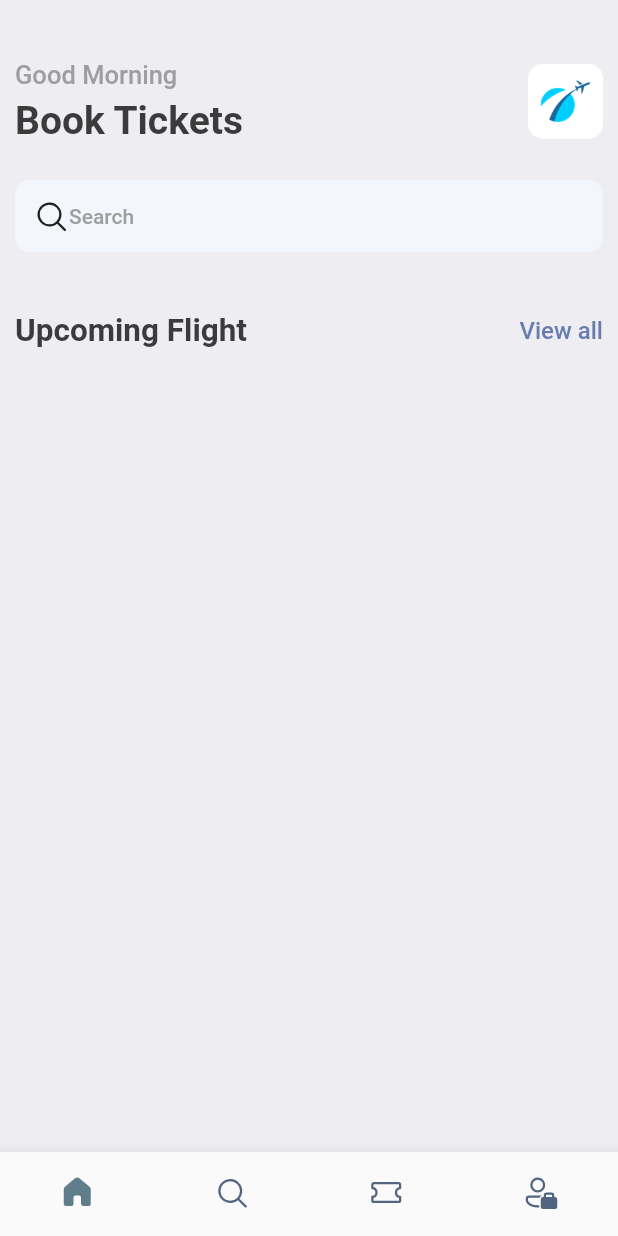
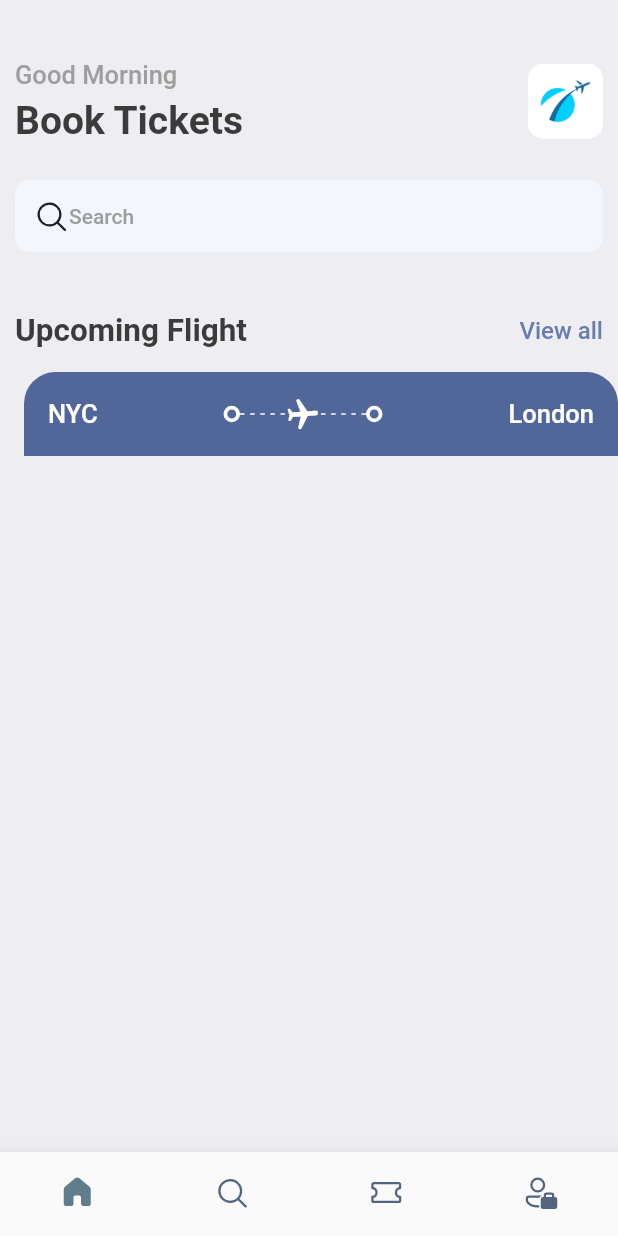
Before and after one commit to its-asaduzzaman/air_ticket_flutter, a Flutter app: the screen it shows after launch, on a phone screen of 412 x 824 dp. Run offline on Flutter 3.47's test engine with Material 2 defaults, Android fonts, the phone set to English and light mode, and no system bars; our stand-ins replace fluentui_icons, gap.

Commit message:
widget overlapping and cool design

```diff
--- a/lib/screens/home_screen.dart
+++ b/lib/screens/home_screen.dart
@@ -1,3 +1,4 @@
+import 'package:air_ticket_flutter/screens/ticket_view.dart';
 import 'package:fluentui_icons/fluentui_icons.dart';
 import 'package:flutter/material.dart';
 import 'package:air_ticket_flutter/utils/app_style.dart';
@@ -56,8 +57,11 @@ class HomeScreen extends StatelessWidget {
                   ),
                   child: Row(
                     children: [
-                     const Icon(FluentSystemIcons.ic_fluent_search_regular),
-                      Text('Search',style: Styles.headLineStyle4,)
+                      const Icon(FluentSystemIcons.ic_fluent_search_regular),
+                      Text(
+                        'Search',
+                        style: Styles.headLineStyle4,
+                      )
                     ],
                   ),
                 ),
@@ -65,14 +69,26 @@ class HomeScreen extends StatelessWidget {
                 Row(
                   mainAxisAlignment: MainAxisAlignment.spaceBetween,
                   children: [
-                    Text('Upcoming Flight', style: Styles.headLineStyle2,),
-                    InkWell(onTap: (){}, child: Text('View all',style: Styles.textStyle.copyWith(color: Styles.primaryColor,),),),
+                    Text(
+                      'Upcoming Flight',
+                      style: Styles.headLineStyle2,
+                    ),
+                    InkWell(
+                      onTap: () {},
+                      child: Text(
+                        'View all',
+                        style: Styles.textStyle.copyWith(
+                          color: Styles.primaryColor,
+                        ),
+                      ),
+                    ),
                   ],
                 ),
               ],
             ),
           ),
-
+          const Gap(15),
+          TicketView(),
         ],
       ),
     );
--- a/lib/screens/ticket_view.dart
+++ b/lib/screens/ticket_view.dart
@@ -1,5 +1,8 @@
 import 'package:air_ticket_flutter/utils/app_layout.dart';
 import 'package:flutter/material.dart';
+import 'package:air_ticket_flutter/utils/app_style.dart';
+
+import '../widgets/thick_container.dart';
 
 class TicketView extends StatelessWidget {
   const TicketView({Key? key}) : super(key: key);
@@ -8,8 +11,91 @@ class TicketView extends StatelessWidget {
   Widget build(BuildContext context) {
     final size = AppLayout.getSize(context);
     return SizedBox(
-      width:size.width,
+      width: size.width,
       height: 200,
+      child: Container(
+        margin: EdgeInsets.only(
+          left: 16,
+        ),
+        child: Column(
+          children: [
+            Container(
+              decoration: BoxDecoration(
+                color: const Color(0xFF526799),
+                borderRadius: const BorderRadius.only(
+                  topLeft: Radius.circular(21),
+                  topRight: Radius.circular(21),
+                ),
+              ),
+              padding: const EdgeInsets.all(16),
+              child: Column(
+                children: [
+                  Row(
+                    children: [
+                      Text(
+                        'NYC',
+                        style:
+                            Styles.headLineStyle3.copyWith(color: Colors.white),
+                      ),
+                      const Spacer(),
+                      ThickContainer(),
+                      Expanded(
+                        child: Stack(
+                          children: [
+                            SizedBox(
+                              height: 24,
+                              child: LayoutBuilder(
+                                builder: (BuildContext context,
+                                    BoxConstraints constraints) {
+                                  return Flex(
+                                    direction: Axis.horizontal,
+                                    mainAxisAlignment:
+                                        MainAxisAlignment.spaceBetween,
+                                    mainAxisSize: MainAxisSize.max,
+                                    children: List.generate(
+                                      (constraints.constrainWidth() / 6)
+                                          .floor(),
+                                      (index) => const SizedBox(
+                                        width: 3,
+                                        height: 1,
+                                        child: DecoratedBox(
+                                          decoration: BoxDecoration(
+                                            color: Colors.white,
+                                          ),
+                                        ),
+                                      ),
+                                    ),
+                                  );
+                                },
+                              ),
+                            ),
+                            Center(
+                              child: Transform.rotate(
+                                angle: 1.5,
+                                child: Icon(
+                                  Icons.local_airport_rounded,
+                                  color: Colors.white,
+                                ),
+                              ),
+                            ),
+                          ],
+                        ),
+                      ),
+                      ThickContainer(),
+                      const Spacer(),
+                      Text(
+                        'London',
+                        style:
+                            Styles.headLineStyle3.copyWith(color: Colors.white),
+                      )
+                    ],
+                  )
+                ],
+              ),
+            )
+          ],
+        ),
+      ),
     );
   }
 }
--- a/lib/utils/app_layout.dart
+++ b/lib/utils/app_layout.dart
@@ -1,7 +1,7 @@
 import 'package:flutter/material.dart';
 
-class AppLayout{
-  static getSize(BuildContext context){
+class AppLayout {
+  static getSize(BuildContext context) {
     return MediaQuery.of(context).size;
   }
 }
--- /dev/null
+++ b/lib/widgets/thick_container.dart
@@ -0,0 +1,16 @@
+import 'package:flutter/material.dart';
+
+class ThickContainer extends StatelessWidget {
+  const ThickContainer({Key? key}) : super(key: key);
+
+  @override
+  Widget build(BuildContext context) {
+    return Container(
+      padding: const EdgeInsets.all(3.0),
+      decoration: BoxDecoration(
+        borderRadius: BorderRadius.circular(20),
+        border: Border.all(width: 2.5, color: Colors.white),
+      ),
+    );
+  }
+}
```
